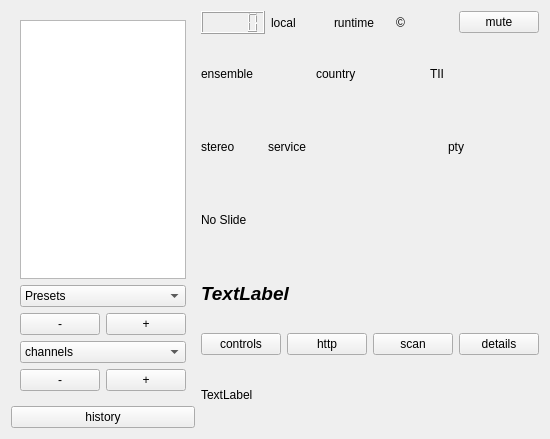
First picture: the form in forms/dabradio.ui, repository tomneda/qt-dab, before the edit.
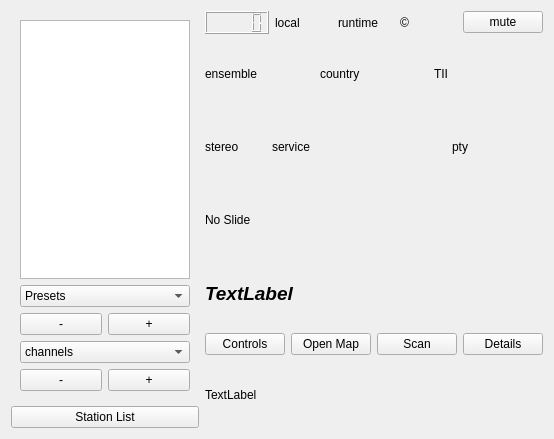
Second picture: the form after the edit. Custom widgets are drawn as their Qt base class.

What changed in the file:
```diff
--- a/forms/dabradio.ui
+++ b/forms/dabradio.ui
@@ -6,7 +6,7 @@
    <rect>
     <x>0</x>
     <y>0</y>
-    <width>542</width>
+    <width>554</width>
     <height>439</height>
    </rect>
   </property>
@@ -142,7 +142,7 @@
         <string>&lt;html&gt;&lt;head/&gt;&lt;body&gt;&lt;p&gt;The (name:channel) of each service found is stored in the history list. Selecting a service from this list is possible (but only makes sense if the (name:channel) is in reach of the decoder).&lt;/p&gt;&lt;p&gt;Clearing the list is by touching the right hand mouse click&lt;/p&gt;&lt;/body&gt;&lt;/html&gt;</string>
        </property>
        <property name="text">
-        <string>history</string>
+        <string>Station List</string>
        </property>
       </widget>
      </item>
@@ -277,7 +277,7 @@
           <string>&lt;html&gt;&lt;head/&gt;&lt;body&gt;&lt;p&gt;Hide or  show the configuration-control widget&lt;/p&gt;&lt;/body&gt;&lt;/html&gt;</string>
          </property>
          <property name="text">
-          <string>controls</string>
+          <string>Controls</string>
          </property>
         </widget>
        </item>
@@ -287,7 +287,7 @@
           <string>&lt;html&gt;&lt;head/&gt;&lt;body&gt;&lt;p&gt;Start (or stop) a simple webserver for showing a map on which the locations of the transmitters found are shown&lt;/p&gt;&lt;/body&gt;&lt;/html&gt;</string>
          </property>
          <property name="text">
-          <string>http</string>
+          <string>Open Map</string>
          </property>
         </widget>
        </item>
@@ -297,7 +297,7 @@
           <string>&lt;html&gt;&lt;head/&gt;&lt;body&gt;&lt;p&gt;Start or stop a scan. The scanMode can be selected in the configuration-control widget&lt;/p&gt;&lt;/body&gt;&lt;/html&gt;</string>
          </property>
          <property name="text">
-          <string>scan</string>
+          <string>Scan</string>
          </property>
         </widget>
        </item>
@@ -307,7 +307,7 @@
           <string>&lt;html&gt;&lt;head/&gt;&lt;body&gt;&lt;p&gt;Show or hide a widget showing details of the currently selected service&lt;/p&gt;&lt;/body&gt;&lt;/html&gt;</string>
          </property>
          <property name="text">
-          <string>details</string>
+          <string>Details</string>
          </property>
         </widget>
        </item>
```
